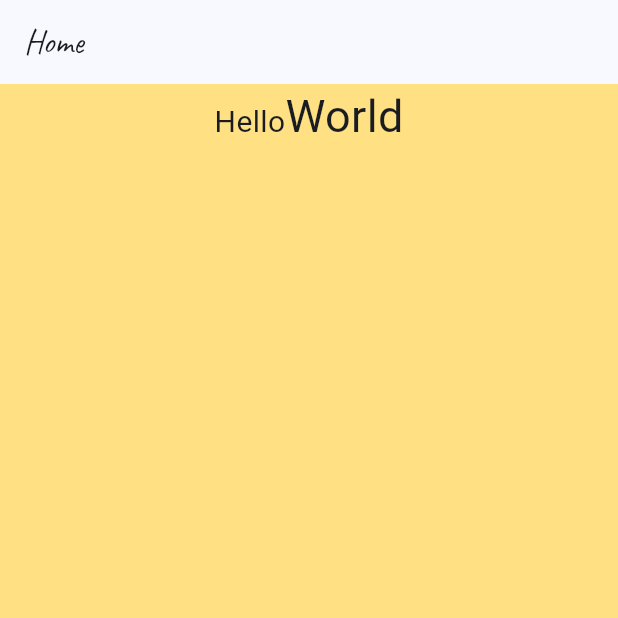
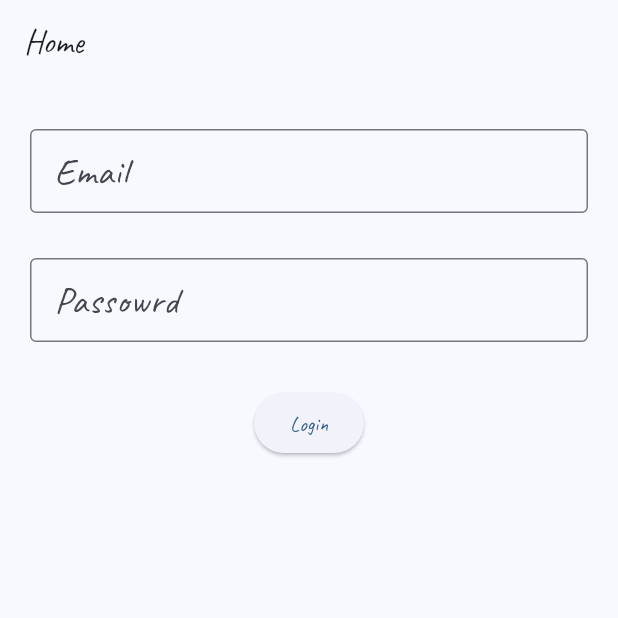
Before and after one commit to bibhuti9/flutter-widget, a Flutter app: the screen it shows after launch, on a phone screen of 412 x 824 dp, the top half of it. Run offline on Flutter 3.47's test engine with Material 3 defaults, Android fonts, the phone set to English and light mode, and no system bars.

Commit message:
text Field

```diff
--- a/lib/page/Home/index.dart
+++ b/lib/page/Home/index.dart
@@ -14,20 +14,34 @@ class _HomePageState extends State<HomePage> {
       appBar: AppBar(
         title: const Text("Home"),
       ),
-      body: Center(
-        child: Container(
-          decoration: BoxDecoration(color: Colors.amber[200]),
-          alignment: Alignment.topCenter,
-          child: const Text.rich(TextSpan(
-              text: "Hello",
-              style: TextStyle(fontSize: 20),
-              children: <InlineSpan>[
-                TextSpan(
-                  text: "World",
-                  style: TextStyle(fontSize: 30),
-                )
-              ])),
-        ),
+      body: Container(
+        padding: const EdgeInsets.symmetric(horizontal: 20),
+        child: Column(children: [
+          const SizedBox(height: 30),
+          const TextField(
+            keyboardType: TextInputType.emailAddress,
+            decoration: InputDecoration(
+              hintText: "Enter your Email",
+              labelStyle: TextStyle(fontSize: 25),
+              label: Text("Email"),
+              border: OutlineInputBorder(
+                  borderSide: BorderSide(color: Colors.blue)),
+            ),
+          ),
+          const SizedBox(height: 30),
+          const TextField(
+            keyboardType: TextInputType.visiblePassword,
+            obscureText: true,
+            decoration: InputDecoration(
+                labelStyle: TextStyle(fontSize: 25),
+                hintText: "Enter your Password",
+                label: Text("Passowrd"),
+                border: OutlineInputBorder(
+                    borderSide: BorderSide(color: Colors.blue))),
+          ),
+          const SizedBox(height: 30),
+          ElevatedButton(onPressed: () => {}, child: const Text("Login"))
+        ]),
       ),
     );
   }
```
